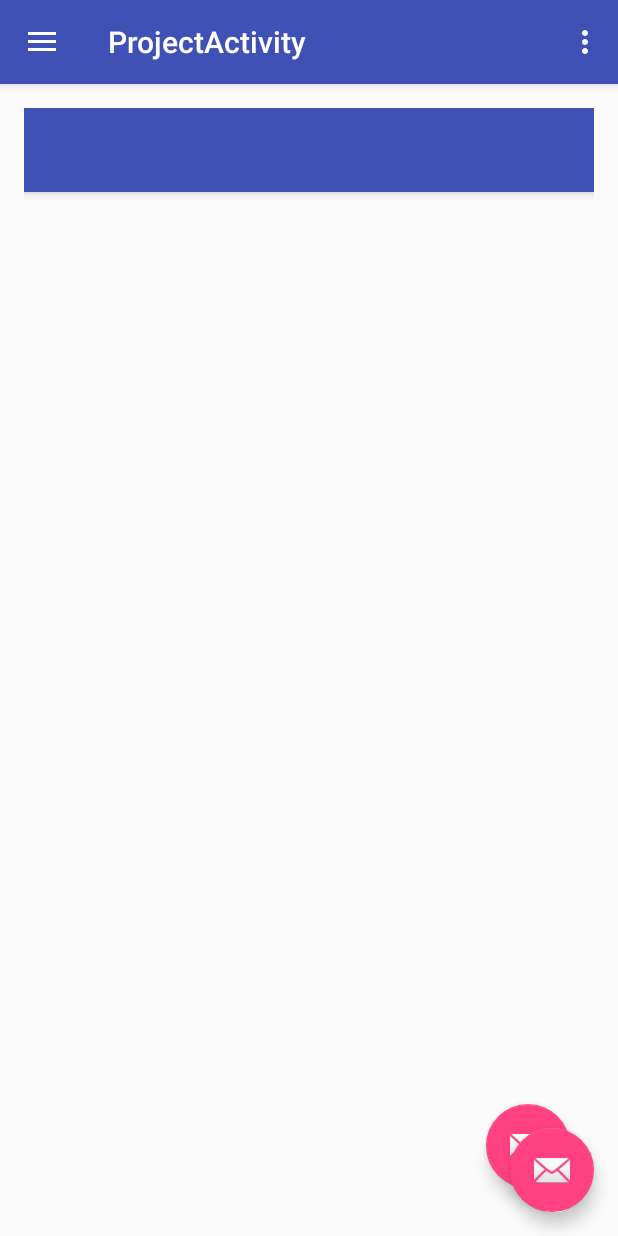
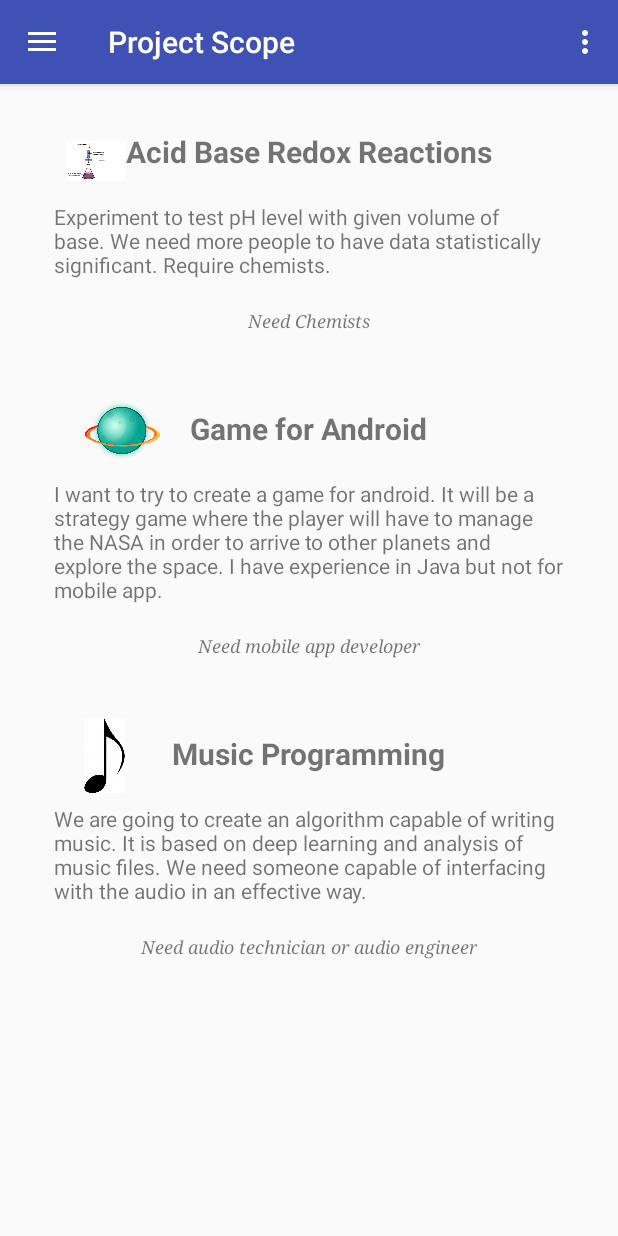
Before and after one commit to ananda1066/The-Network, an Android app: the TheNetwork screen opened directly, with no data from a screen before it, after a tap on "Newsfeed", on a phone screen of 412 x 824 dp. Run offline under Robolectric (Android 15) with nearby library versions, the phone set to English and light mode, and no system bars; 2 other taps on this screen came first.

Commit message:
Added detail to account and newsfeed

```diff
--- a/app/src/main/java/com/example/www/thenetwork/Newsfeed.java
+++ b/app/src/main/java/com/example/www/thenetwork/Newsfeed.java
@@ -17,7 +17,7 @@ public class Newsfeed extends Fragment {
     @Nullable
     @Override
     public View onCreateView(LayoutInflater inflater, ViewGroup container, Bundle savedInstanceState) {
-        myView = inflater.inflate(R.layout.activity_project, container, false);
+        myView = inflater.inflate(R.layout.newsfeed, container, false);
         return myView;
     }
 }
--- a/app/src/main/java/com/example/www/thenetwork/ProjectActivity.java
+++ b/app/src/main/java/com/example/www/thenetwork/TheNetwork.java
@@ -1,8 +1,13 @@
 package com.example.www.thenetwork;
 
+import android.annotation.SuppressLint;
+import android.content.Context;
+import android.content.Intent;
 import android.os.Bundle;
+import android.os.StrictMode;
 import android.support.design.widget.FloatingActionButton;
 import android.support.design.widget.Snackbar;
+import android.util.Log;
 import android.view.View;
 import android.support.design.widget.NavigationView;
 import android.support.v4.view.GravityCompat;
@@ -12,9 +17,31 @@ import android.support.v7.app.AppCompatActivity;
 import android.support.v7.widget.Toolbar;
 import android.view.Menu;
 import android.view.MenuItem;
+import android.widget.Button;
+import android.widget.EditText;
+import android.widget.TextView;
 
-public class ProjectActivity extends AppCompatActivity
+import org.w3c.dom.Text;
+
+import java.sql.Connection;
+import java.sql.DriverManager;
+import java.sql.PreparedStatement;
+import java.sql.SQLException;
+import java.sql.Statement;
+import java.util.Properties;
+
+
+public class TheNetwork extends AppCompatActivity
         implements NavigationView.OnNavigationItemSelectedListener {
+
+    Button add;
+    TextView errorlbl;
+    EditText name, address, pincode;
+    Connection connect;
+    Context context;
+    PreparedStatement preparedStatement;
+    Statement st;
+    String ipaddress, db, username, password;
 
     @Override
     protected void onCreate(Bundle savedInstanceState) {
@@ -22,15 +49,6 @@ public class ProjectActivity extends AppCompatActivity
         setContentView(R.layout.activity_project);
         Toolbar toolbar = (Toolbar) findViewById(R.id.toolbar);
         setSupportActionBar(toolbar);
-
-        FloatingActionButton fab = (FloatingActionButton) findViewById(R.id.fab);
-        fab.setOnClickListener(new View.OnClickListener() {
-            @Override
-            public void onClick(View view) {
-                Snackbar.make(view, "Replace with your own action", Snackbar.LENGTH_LONG)
-                        .setAction("Action", null).show();
-            }
-        });
 
         DrawerLayout drawer = (DrawerLayout) findViewById(R.id.drawer_layout);
         ActionBarDrawerToggle toggle = new ActionBarDrawerToggle(
@@ -40,6 +58,13 @@ public class ProjectActivity extends AppCompatActivity
 
         NavigationView navigationView = (NavigationView) findViewById(R.id.nav_view);
         navigationView.setNavigationItemSelectedListener(this);
+
+
+        ipaddress = "192.168.0.9";   // this is the ip address of your computer  where sql is installed
+        db = "mydatabase"; // name of your database
+        username = "praveen"; // username for the database
+        password = "789"; // password
+        connect = ConnectionHelper(username, password, db, ipaddress);
     }
 
     @Override
@@ -91,10 +116,38 @@ public class ProjectActivity extends AppCompatActivity
                     .replace(R.id.content_frame,
                             new PersonalAccount())
                     .commit();
-        }
+        } /*else if (id == R.id.nav_third_layout) {
+            Intent i = new Intent();
+            i.setClass(TheNetwork.this, MainActivity.class);
+            startActivity(i);
+        }*/
 
         DrawerLayout drawer = (DrawerLayout) findViewById(R.id.drawer_layout);
         drawer.closeDrawer(GravityCompat.START);
         return true;
     }
+
+    @SuppressLint("NewApi")
+    private Connection ConnectionHelper(String user, String password,
+                                        String database, String server) {
+        StrictMode.ThreadPolicy policy = new StrictMode.ThreadPolicy.Builder()
+                .permitAll().build();
+        StrictMode.setThreadPolicy(policy);
+        Connection connection = null;
+        String ConnectionURL = null;
+        try {
+            Class.forName("net.sourceforge.jtds.jdbc.Driver");
+            ConnectionURL = "jdbc:jtds:sqlserver://" + server + ";"
+                    + "databaseName=" + database + ";user=" + user
+                    + ";password=" + password + ";";
+            connection = DriverManager.getConnection(ConnectionURL);
+        } catch (SQLException se) {
+            Log.e("ERRO", se.getMessage());
+        } catch (ClassNotFoundException e) {
+            Log.e("ERRO", e.getMessage());
+        } catch (Exception e) {
+            Log.e("ERRO", e.getMessage());
+        }
+        return connection;
+    }
 }
--- a/app/src/main/res/layout/activity_project.xml
+++ b/app/src/main/res/layout/activity_project.xml
@@ -22,4 +22,6 @@
         app:headerLayout="@layout/nav_header_project"
         app:menu="@menu/activity_project_drawer" />
 
+
+
 </android.support.v4.widget.DrawerLayout>
--- a/app/src/main/res/layout/app_bar_project.xml
+++ b/app/src/main/res/layout/app_bar_project.xml
@@ -5,7 +5,7 @@
     android:layout_width="match_parent"
     android:layout_height="match_parent"
     android:fitsSystemWindows="true"
-    tools:context="com.example.www.thenetwork.ProjectActivity">
+    tools:context="com.example.www.thenetwork.TheNetwork">
 
     <android.support.design.widget.AppBarLayout
         android:layout_width="match_parent"
@@ -23,12 +23,5 @@
 
     <include layout="@layout/content_project" />
 
-    <android.support.design.widget.FloatingActionButton
-        android:id="@+id/fab"
-        android:layout_width="wrap_content"
-        android:layout_height="wrap_content"
-        android:layout_gravity="bottom|end"
-        android:layout_margin="@dimen/fab_margin"
-        app:srcCompat="@android:drawable/ic_dialog_email" />
 
 </android.support.design.widget.CoordinatorLayout>
--- a/app/src/main/res/layout/content_project.xml
+++ b/app/src/main/res/layout/content_project.xml
@@ -10,7 +10,7 @@
     android:paddingRight="@dimen/activity_horizontal_margin"
     android:paddingTop="@dimen/activity_vertical_margin"
     app:layout_behavior="@string/appbar_scrolling_view_behavior"
-    tools:context="com.example.www.thenetwork.ProjectActivity"
+    tools:context="com.example.www.thenetwork.TheNetwork"
     tools:showIn="@layout/app_bar_project">
 
     <FrameLayout
--- /dev/null
+++ b/app/src/main/res/layout/newsfeed.xml
@@ -0,0 +1,134 @@
+<?xml version="1.0" encoding="utf-8"?>
+<ScrollView
+    xmlns:android="http://schemas.android.com/apk/res/android"
+    android:layout_width="match_parent"
+    android:layout_height="match_parent">
+<RelativeLayout xmlns:android="http://schemas.android.com/apk/res/android"
+    android:layout_width="match_parent"
+    android:layout_height="match_parent">
+
+    <TextView
+        android:layout_width="wrap_content"
+        android:layout_height="wrap_content"
+        android:text="Acid Base Redox Reactions"
+        android:textSize="20dp"
+        android:textStyle="bold"
+        android:layout_marginTop="15dp"
+        android:layout_centerHorizontal="true"
+        android:id="@+id/project1"/>
+
+    <TextView
+        android:layout_width="wrap_content"
+        android:layout_height="wrap_content"
+        android:layout_below="@id/project1"
+        android:layout_centerHorizontal="true"
+        android:layout_margin="20dp"
+        android:text="Experiment to test pH level with given volume of base. We need more people to have data statistically significant. Require chemists."
+        android:id="@+id/description1"/>
+
+    <TextView
+        android:layout_width="wrap_content"
+        android:layout_height="wrap_content"
+        android:layout_below="@id/description1"
+        android:id="@+id/tags1"
+        android:layout_centerHorizontal="true"
+        android:textStyle="italic"
+        android:typeface="serif"
+        android:textSize="12sp"
+        android:text="Need Chemists"/>
+
+    <TextView
+        android:layout_width="wrap_content"
+        android:layout_height="wrap_content"
+        android:text="Game for Android"
+        android:textSize="20sp"
+        android:textStyle="bold"
+        android:layout_marginTop="50dp"
+        android:layout_centerHorizontal="true"
+        android:layout_below="@id/tags1"
+        android:id="@+id/project2"/>
+
+    <ImageView
+        android:layout_width="50dp"
+        android:layout_height="50dp"
+        android:src="@drawable/planet"
+        android:layout_marginRight="20dp"
+        android:layout_marginTop="40dp"
+        android:layout_below="@id/tags1"
+        android:layout_toLeftOf="@id/project2"
+        android:layout_toStartOf="@id/project2"
+        />
+
+    <TextView
+        android:layout_width="wrap_content"
+        android:layout_height="wrap_content"
+        android:layout_below="@id/project2"
+        android:layout_centerHorizontal="true"
+        android:layout_margin="20dp"
+        android:text="I want to try to create a game for android. It will be a strategy game where the player will have to manage the NASA in order to arrive to other planets and explore the space. I have experience in Java but not for mobile app."
+        android:id="@+id/description2"/>
+
+    <TextView
+        android:layout_width="wrap_content"
+        android:layout_height="wrap_content"
+        android:layout_below="@id/description2"
+        android:id="@+id/tags2"
+        android:layout_centerHorizontal="true"
+        android:textStyle="italic"
+        android:typeface="serif"
+        android:textSize="12sp"
+        android:text="Need mobile app developer"/>
+
+    <TextView
+        android:layout_width="wrap_content"
+        android:layout_height="wrap_content"
+        android:text="Music Programming"
+        android:textSize="20sp"
+        android:textStyle="bold"
+        android:layout_marginTop="50dp"
+        android:layout_centerHorizontal="true"
+        android:layout_below="@id/tags2"
+        android:id="@+id/project3"/>
+
+    <ImageView
+        android:layout_width="50dp"
+        android:layout_height="50dp"
+        android:src="@drawable/note"
+        android:layout_marginRight="20dp"
+        android:layout_marginTop="40dp"
+        android:layout_below="@id/tags2"
+        android:layout_toLeftOf="@id/project3"
+        android:layout_toStartOf="@id/project3"
+        />
+
+    <TextView
+        android:layout_width="wrap_content"
+        android:layout_height="wrap_content"
+        android:layout_below="@id/project3"
+        android:layout_centerHorizontal="true"
+        android:layout_margin="20dp"
+        android:text="We are going to create an algorithm capable of writing music. It is based on deep learning and analysis of music files. We need someone capable of interfacing with the audio in an effective way."
+        android:id="@+id/description3"/>
+
+    <TextView
+        android:layout_width="wrap_content"
+        android:layout_height="wrap_content"
+        android:layout_below="@id/description3"
+        android:id="@+id/tags3"
+        android:layout_centerHorizontal="true"
+        android:textStyle="italic"
+        android:typeface="serif"
+        android:textSize="12sp"
+        android:text="Need audio technician or audio engineer"/>
+
+    <ImageView
+        android:layout_width="40dp"
+        android:layout_height="40dp"
+        android:src="@drawable/titration"
+        android:layout_alignTop="@+id/project1"
+        android:layout_toLeftOf="@+id/project1"
+        android:layout_toStartOf="@+id/project1" />
+
+
+</RelativeLayout>
+</ScrollView>
--- a/app/src/main/res/menu/activity_project_drawer.xml
+++ b/app/src/main/res/menu/activity_project_drawer.xml
@@ -10,6 +10,10 @@
             android:id="@+id/nav_second_layout"
             android:icon="@drawable/ic_menu_gallery"
             android:title="My Account" />
+        <!--<item
+            android:id="@+id/nav_third_layout"
+            android:icon="@drawable/ic_menu_gallery"
+            android:title="Sign Out" />-->
 
     </group>
 
--- a/app/src/main/res/values/strings.xml
+++ b/app/src/main/res/values/strings.xml
@@ -1,5 +1,5 @@
 <resources>
-    <string name="app_name">The Network</string>
+    <string name="app_name">Project Scope</string>
 
     <string name="signed_in_fmt">Signed in as: %s</string>
     <string name="signed_in">Signed in</string>
@@ -8,7 +8,8 @@
     <string name="loading">Loading…</string>
     <string name="sign_out">Sign Out</string>
     <string name="disconnect">Disconnect</string>
-    <string name="title_activity_project">ProjectActivity</string>
+    <string name="title_activity_project">Project Scope</string>
+    <string name="name">Alisha</string>
 
     <string name="navigation_drawer_open">Open navigation drawer</string>
     <string name="navigation_drawer_close">Close navigation drawer</string>
```
Also changed, not shown: app/src/main/AndroidManifest.xml (+7 -2 lines), app/src/main/java/com/example/www/thenetwork/MainActivity.java (+35 -25 lines), app/src/main/java/com/example/www/thenetwork/PersonalAccount.java (+8 -0 lines), app/src/main/res/layout/nav_header_project.xml (+5 -4 lines), app/src/main/res/layout/personal_account.xml (+43 -0 lines), app/src/main/res/drawable/note.jpg (added), app/src/main/res/drawable/pancake.png (added), app/src/main/res/drawable/planet.png (added), app/src/main/res/drawable/titration.png (added), app/src/main/res/mipmap-hdpi/icon.png (added), app/src/main/res/mipmap-mdpi/icon.png (added), app/src/main/res/mipmap-xhdpi/icon.png (added).
